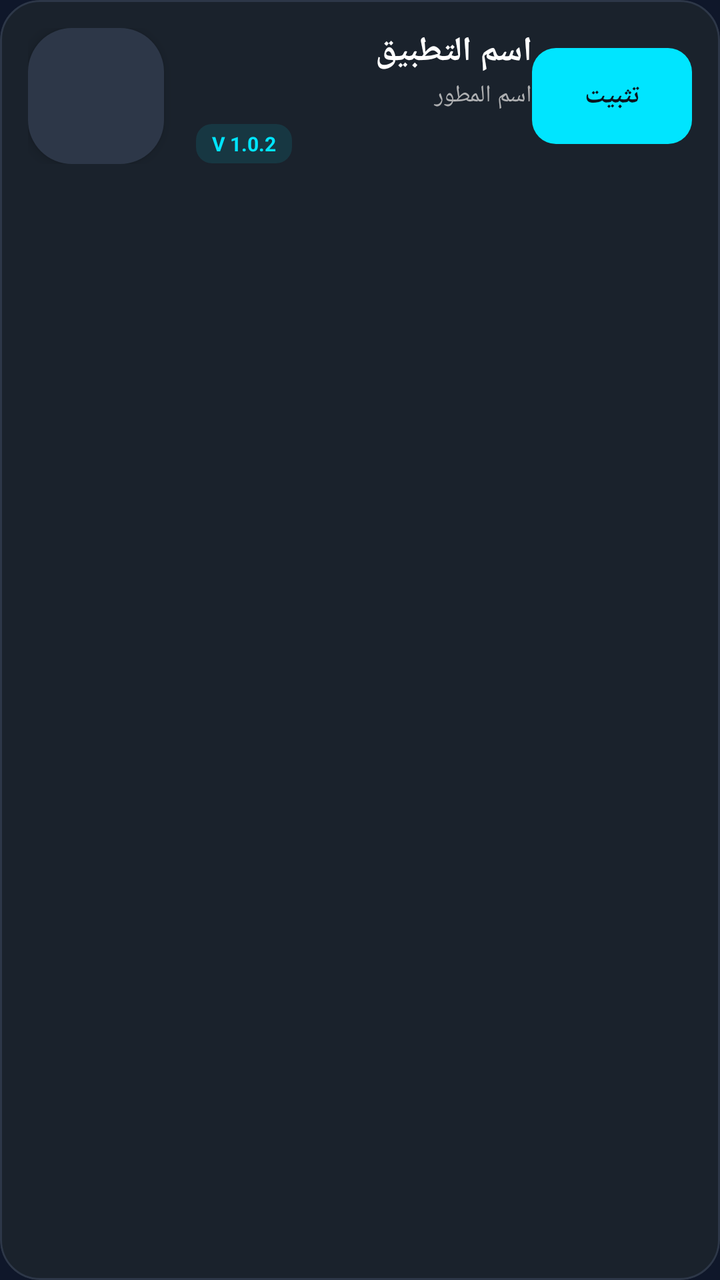
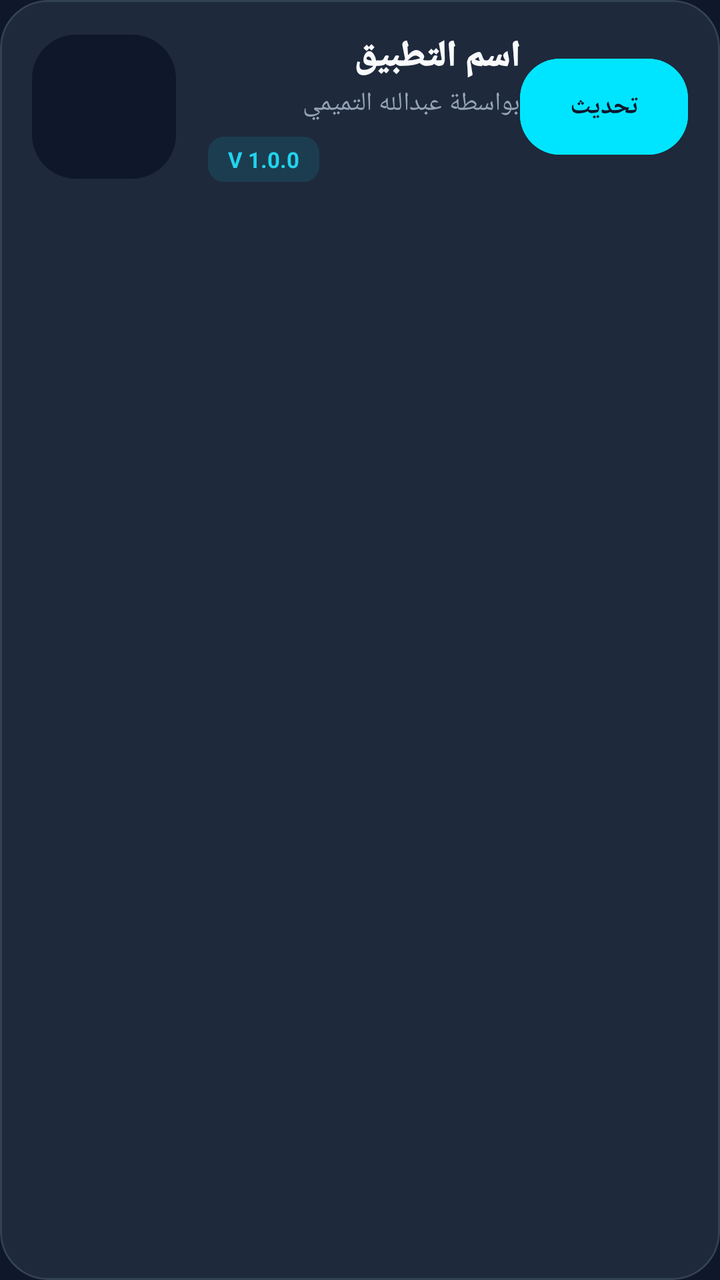

Screens rendered from an Android XML layout before and after an edit, with the pre-edit source and the edit as a unified diff.
<!-- AndroidManifest.xml: application theme Theme.FixEngine -->
<!-- res/layout/item_app.xml -->
<?xml version="1.0" encoding="utf-8"?>
<com.google.android.material.card.MaterialCardView 
    xmlns:android="http://schemas.android.com/apk/res/android"
    xmlns:app="http://schemas.android.com/apk/res-auto"
    android:layout_width="match_parent"
    android:layout_height="wrap_content"
    android:layout_marginHorizontal="12dp"
    android:layout_marginVertical="6dp"
    app:cardCornerRadius="20dp"
    app:cardElevation="0dp"
    app:cardBackgroundColor="#1A222C"
    app:strokeColor="#2D3748"
    app:strokeWidth="1dp">

    <LinearLayout
        android:layout_width="match_parent"
        android:layout_height="wrap_content"
        android:orientation="horizontal"
        android:padding="14dp"
        android:gravity="center_vertical">

        
        <com.google.android.material.imageview.ShapeableImageView
            android:id="@+id/imgAppIcon"
            android:layout_width="68dp"
            android:layout_height="68dp"
            android:scaleType="centerCrop"
            android:elevation="4dp"
            app:shapeAppearanceOverlay="@style/RoundedIcon"
            android:background="#2D3748" />

        <LinearLayout
            android:layout_width="0dp"
            android:layout_height="wrap_content"
            android:layout_weight="1"
            android:orientation="vertical"
            android:layout_marginStart="16dp">

            <TextView
                android:id="@+id/txtAppName"
                android:layout_width="match_parent"
                android:layout_height="wrap_content"
                android:text="اسم التطبيق"
                android:textColor="@color/white"
                android:textSize="17sp"
                android:textStyle="bold"
                android:fontFamily="sans-serif-medium"
                android:maxLines="1"
                android:ellipsize="end"/>

            <TextView
                android:id="@+id/txtDeveloper"
                android:layout_width="match_parent"
                android:layout_height="wrap_content"
                android:text="اسم المطور"
                android:textColor="@color/gray_light"
                android:textSize="12sp"
                android:layout_marginTop="2dp"
                android:alpha="0.8"/>

            
            <TextView
                android:id="@+id/txtVersion"
                android:layout_width="wrap_content"
                android:layout_height="wrap_content"
                android:text="V 1.0.2"
                android:textColor="@color/secondary_cyan"
                android:textSize="10sp"
                android:textStyle="bold"
                android:layout_marginTop="6dp"
                android:background="@drawable/bg_version_badge"
                android:paddingHorizontal="8dp"
                android:paddingVertical="3dp" />
        </LinearLayout>

        
        <com.google.android.material.button.MaterialButton
            android:id="@+id/btnDownload"
            android:layout_width="wrap_content"
            android:layout_height="wrap_content"
            android:text="تثبيت"
            android:textColor="@color/dark_background"
            android:textSize="13sp"
            android:textStyle="bold"
            app:cornerRadius="12dp"
            android:minWidth="80dp"
            android:paddingHorizontal="12dp"
            app:backgroundTint="@color/secondary_cyan"
            app:rippleColor="@color/white" />

    </LinearLayout>
</com.google.android.material.card.MaterialCardView>
<!-- resources referenced by this layout -->
<resources>
  <color name="dark_background">#0B131E</color>
  <color name="gray_light">#D3D3D3</color>
  <color name="secondary_cyan">#00E5FF</color>
  <color name="white">#FFFFFFFF</color>
  <!-- drawable bg_version_badge (drawable) -->
  <shape xmlns:android="http://schemas.android.com/apk/res/android">
      <solid android:color="#1A00E5FF"/> 
      <corners android:radius="8dp"/>
  </shape>
  <style name="RoundedIcon">
          <item name="cornerSize">22dp</item> 
      </style>
  <style name="Theme.FixEngine" parent="Theme.MaterialComponents.DayNight.NoActionBar">
          
          <item name="colorPrimary">#22D3EE</item> 
          <item name="colorPrimaryVariant">#0891B2</item>
          <item name="colorOnPrimary">#0F172A</item> 
  
          
          <item name="colorSecondary">#38BDF8</item>
          <item name="colorSecondaryVariant">#0284C7</item>
          <item name="colorOnSecondary">#FFFFFF</item>
  
          
          <item name="android:windowBackground">#0F172A</item>
          <item name="android:statusBarColor">#0F172A</item>
          <item name="android:windowLightStatusBar" tools:targetApi="m">false</item> 
          
          
          <item name="materialButtonStyle">@style/Widget.FixEngine.Button</item>
          
          
          <item name="android:textColorPrimary">#F8FAFC</item>
          <item name="android:textColorSecondary">#94A3B8</item>
      </style>
  <style name="Widget.FixEngine.Button" parent="Widget.MaterialComponents.Button.UnelevatedButton">
          <item name="cornerRadius">12dp</item>
          <item name="android:insetTop">0dp</item>
          <item name="android:insetBottom">0dp</item>
          <item name="android:textAllCaps">false</item>
          <item name="android:fontFamily">sans-serif-medium</item>
          <item name="android:letterSpacing">0.03</item>
      </style>
</resources>

<!-- the commit's change to res/layout/item_app.xml (unified diff, before → after) -->
@@ -2,32 +2,34 @@
 <com.google.android.material.card.MaterialCardView 
     xmlns:android="http://schemas.android.com/apk/res/android"
     xmlns:app="http://schemas.android.com/apk/res-auto"
+    android:id="@+id/rootCard"
     android:layout_width="match_parent"
     android:layout_height="wrap_content"
-    android:layout_marginHorizontal="12dp"
-    android:layout_marginVertical="6dp"
-    app:cardCornerRadius="20dp"
+    android:layout_marginHorizontal="16dp"
+    android:layout_marginVertical="8dp"
+    app:cardCornerRadius="24dp"
     app:cardElevation="0dp"
-    app:cardBackgroundColor="#1A222C"
-    app:strokeColor="#2D3748"
-    app:strokeWidth="1dp">
+    app:cardBackgroundColor="#1E293B"
+    app:strokeColor="#334155"
+    app:strokeWidth="1dp"
+    android:foreground="?attr/selectableItemBackground">
 
     <LinearLayout
         android:layout_width="match_parent"
         android:layout_height="wrap_content"
         android:orientation="horizontal"
-        android:padding="14dp"
+        android:padding="16dp"
         android:gravity="center_vertical">
 
         
         <com.google.android.material.imageview.ShapeableImageView
             android:id="@+id/imgAppIcon"
-            android:layout_width="68dp"
-            android:layout_height="68dp"
+            android:layout_width="72dp"
+            android:layout_height="72dp"
             android:scaleType="centerCrop"
-            android:elevation="4dp"
+            android:transitionName="transition_app_icon"
             app:shapeAppearanceOverlay="@style/RoundedIcon"
-            android:background="#2D3748" />
+            android:background="#0F172A" />
 
         <LinearLayout
             android:layout_width="0dp"
@@ -41,10 +43,10 @@
                 android:layout_width="match_parent"
                 android:layout_height="wrap_content"
                 android:text="اسم التطبيق"
-                android:textColor="@color/white"
-                android:textSize="17sp"
+                android:textColor="#F8FAFC"
+                android:textSize="18sp"
                 android:textStyle="bold"
-                android:fontFamily="sans-serif-medium"
+                android:fontFamily="sans-serif-black"
                 android:maxLines="1"
                 android:ellipsize="end"/>
 
@@ -52,41 +54,42 @@
                 android:id="@+id/txtDeveloper"
                 android:layout_width="match_parent"
                 android:layout_height="wrap_content"
-                android:text="اسم المطور"
-                android:textColor="@color/gray_light"
-                android:textSize="12sp"
+                android:text="بواسطة عبدالله التميمي"
+                android:textColor="#94A3B8"
+                android:textSize="13sp"
                 android:layout_marginTop="2dp"
-                android:alpha="0.8"/>
+                android:fontFamily="sans-serif-medium"/>
 
             
             <TextView
                 android:id="@+id/txtVersion"
                 android:layout_width="wrap_content"
                 android:layout_height="wrap_content"
-                android:text="V 1.0.2"
-                android:textColor="@color/secondary_cyan"
-                android:textSize="10sp"
+                android:text="V 1.0.0"
+                android:textColor="#22D3EE"
+                android:textSize="11sp"
                 android:textStyle="bold"
-                android:layout_marginTop="6dp"
+                android:layout_marginTop="8dp"
                 android:background="@drawable/bg_version_badge"
-                android:paddingHorizontal="8dp"
-                android:paddingVertical="3dp" />
+                android:paddingHorizontal="10dp"
+                android:paddingVertical="4dp" />
         </LinearLayout>
 
         
         <com.google.android.material.button.MaterialButton
             android:id="@+id/btnDownload"
+            style="@style/Widget.MaterialComponents.Button.UnelevatedButton"
             android:layout_width="wrap_content"
             android:layout_height="wrap_content"
-            android:text="تثبيت"
-            android:textColor="@color/dark_background"
+            android:text="تحديث"
+            android:textColor="#0F172A"
             android:textSize="13sp"
             android:textStyle="bold"
-            app:cornerRadius="12dp"
-            android:minWidth="80dp"
-            android:paddingHorizontal="12dp"
-            app:backgroundTint="@color/secondary_cyan"
-            app:rippleColor="@color/white" />
+            android:minWidth="84dp"
+            android:insetTop="0dp"
+            android:insetBottom="0dp"
+            app:cornerRadius="20dp"
+            android:backgroundTint="@color/secondary_cyan" />
 
     </LinearLayout>
 </com.google.android.material.card.MaterialCardView>
<!-- resource entries referenced after the edit -->
@@ -1,9 +1,6 @@
 <!-- resources referenced by this layout -->
 <resources>
-  <color name="dark_background">#0B131E</color>
-  <color name="gray_light">#D3D3D3</color>
   <color name="secondary_cyan">#00E5FF</color>
-  <color name="white">#FFFFFFFF</color>
   <!-- drawable bg_version_badge (drawable) -->
   <shape xmlns:android="http://schemas.android.com/apk/res/android">
       <solid android:color="#1A00E5FF"/> 
